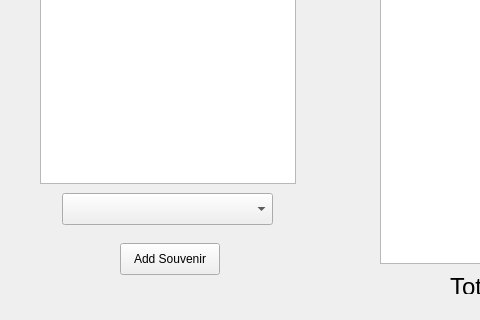
Old version of the form BaseballProject2/tripplanner.ui in the repository tholm1/CS1D-Project-2-Baseball; both pictures show x 0 to 480 and y 247 to 567 of the 988 by 567 pixel window.
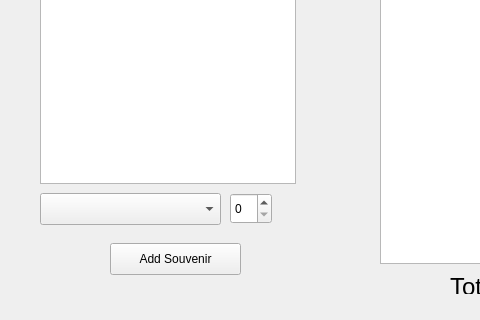
New version of the form.

Patch:
```diff
--- a/BaseballProject2/tripplanner.ui
+++ b/BaseballProject2/tripplanner.ui
@@ -564,9 +564,9 @@
     <widget class="QPushButton" name="addSouvenirButton">
      <property name="geometry">
       <rect>
-       <x>120</x>
+       <x>110</x>
        <y>490</y>
-       <width>100</width>
+       <width>131</width>
        <height>32</height>
       </rect>
      </property>
@@ -577,13 +577,23 @@
     <widget class="QComboBox" name="souv_comboBox">
      <property name="geometry">
       <rect>
-       <x>62</x>
+       <x>40</x>
        <y>440</y>
-       <width>211</width>
+       <width>181</width>
        <height>32</height>
       </rect>
      </property>
     </widget>
+    <widget class="QSpinBox" name="spinBox">
+     <property name="geometry">
+      <rect>
+       <x>230</x>
+       <y>440</y>
+       <width>42</width>
+       <height>31</height>
+      </rect>
+     </property>
+    </widget>
    </widget>
    <widget class="QWidget" name="SummaryPage">
     <widget class="QLabel" name="Label_TripSummary">
```
